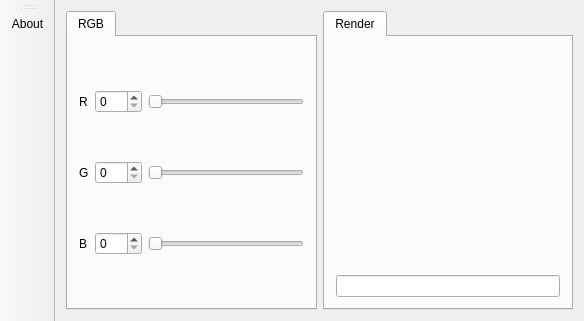
Above: mainwindow.ui from Huluti/Coulr before the change. Below: the same form after it.
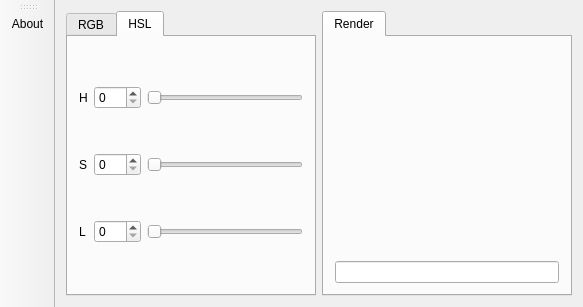
That is the form after the change. The open tabs and pages were chosen to show the change. Icons and pictures are not drawn.

The edit to the form file:
```diff
--- a/mainwindow.ui
+++ b/mainwindow.ui
@@ -6,8 +6,8 @@
    <rect>
     <x>0</x>
     <y>0</y>
-    <width>584</width>
-    <height>321</height>
+    <width>583</width>
+    <height>307</height>
    </rect>
   </property>
   <property name="windowTitle">
@@ -20,7 +20,7 @@
   <widget class="QWidget" name="centralWidget">
    <layout class="QGridLayout" name="gridLayout_2">
     <item row="0" column="1">
-     <widget class="QTabWidget" name="tabWidget">
+     <widget class="QTabWidget" name="tabWidget1">
       <property name="minimumSize">
        <size>
         <width>172</width>
@@ -133,6 +133,85 @@
         </item>
        </layout>
       </widget>
+      <widget class="QWidget" name="tab_2">
+       <attribute name="title">
+        <string>HSL</string>
+       </attribute>
+       <layout class="QGridLayout" name="gridLayout_3">
+        <item row="0" column="0">
+         <widget class="QLabel" name="label_4">
+          <property name="text">
+           <string>H</string>
+          </property>
+         </widget>
+        </item>
+        <item row="3" column="1">
+         <widget class="QSpinBox" name="lightness">
+          <property name="maximum">
+           <number>255</number>
+          </property>
+         </widget>
+        </item>
+        <item row="2" column="1">
+         <widget class="QSpinBox" name="saturation">
+          <property name="maximum">
+           <number>255</number>
+          </property>
+         </widget>
+        </item>
+        <item row="2" column="0">
+         <widget class="QLabel" name="label_5">
+          <property name="text">
+           <string>S</string>
+          </property>
+         </widget>
+        </item>
+        <item row="3" column="0">
+         <widget class="QLabel" name="label_6">
+          <property name="text">
+           <string>L</string>
+          </property>
+         </widget>
+        </item>
+        <item row="0" column="1">
+         <widget class="QSpinBox" name="hue">
+          <property name="maximum">
+           <number>359</number>
+          </property>
+         </widget>
+        </item>
+        <item row="0" column="2">
+         <widget class="QSlider" name="horizontalSlider_4">
+          <property name="maximum">
+           <number>360</number>
+          </property>
+          <property name="orientation">
+           <enum>Qt::Horizontal</enum>
+          </property>
+         </widget>
+        </item>
+        <item row="2" column="2">
+         <widget class="QSlider" name="horizontalSlider_5">
+          <property name="maximum">
+           <number>255</number>
+          </property>
+          <property name="orientation">
+           <enum>Qt::Horizontal</enum>
+          </property>
+         </widget>
+        </item>
+        <item row="3" column="2">
+         <widget class="QSlider" name="horizontalSlider_6">
+          <property name="maximum">
+           <number>255</number>
+          </property>
+          <property name="orientation">
+           <enum>Qt::Horizontal</enum>
+          </property>
+         </widget>
+        </item>
+       </layout>
+      </widget>
      </widget>
     </item>
    </layout>
@@ -158,7 +237,7 @@
     <enum>LeftToolBarArea</enum>
    </attribute>
    <attribute name="toolBarBreak">
-    <bool>true</bool>
+    <bool>false</bool>
    </attribute>
    <addaction name="actionAbout"/>
   </widget>
```
Left out of the diff: 150 changed lines with no effect on the pictures.
